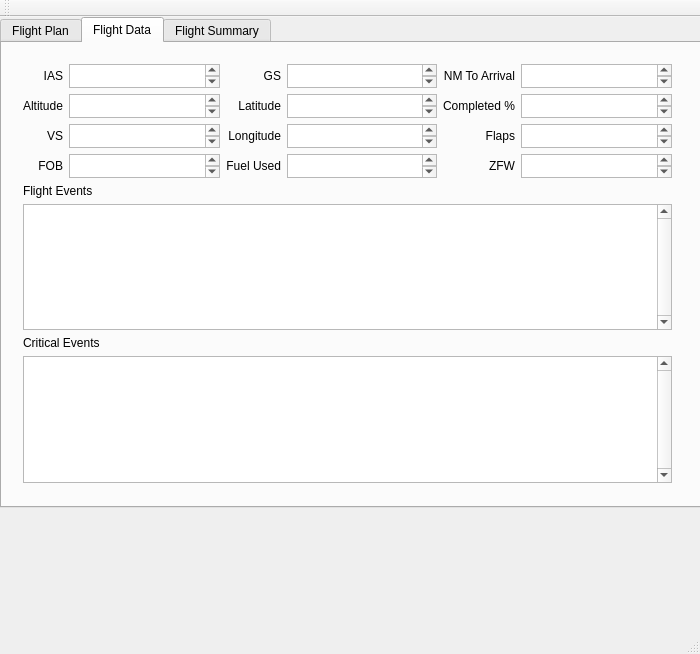
Above: mainwindow.ui from Maeyanie/OAACARS before the change. Below: the same form after it.
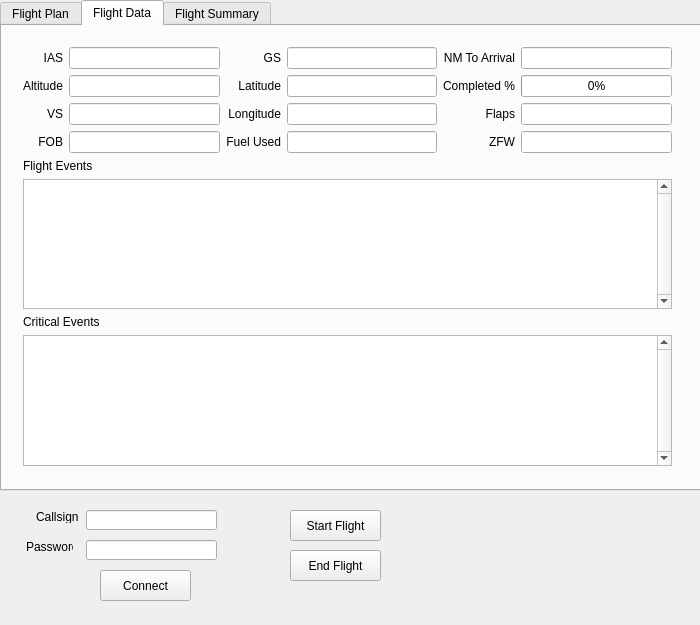
That is the form after the change. The open tabs and pages were chosen to show the change.

Commit message: Implement flight plan and VA login.

```diff
--- a/mainwindow.ui
+++ b/mainwindow.ui
@@ -7,11 +7,17 @@
     <x>0</x>
     <y>0</y>
     <width>700</width>
-    <height>654</height>
+    <height>625</height>
    </rect>
   </property>
+  <property name="sizePolicy">
+   <sizepolicy hsizetype="Fixed" vsizetype="Fixed">
+    <horstretch>0</horstretch>
+    <verstretch>0</verstretch>
+   </sizepolicy>
+  </property>
   <property name="windowTitle">
-   <string>MainWindow</string>
+   <string>OAACARS</string>
   </property>
   <widget class="QWidget" name="centralWidget">
    <widget class="QTabWidget" name="tabWidget">
@@ -24,12 +30,248 @@
      </rect>
     </property>
     <property name="currentIndex">
-     <number>1</number>
+     <number>0</number>
     </property>
     <widget class="QWidget" name="planTab">
      <attribute name="title">
       <string>Flight Plan</string>
      </attribute>
+     <widget class="QWidget" name="gridLayoutWidget_2">
+      <property name="geometry">
+       <rect>
+        <x>10</x>
+        <y>10</y>
+        <width>671</width>
+        <height>151</height>
+       </rect>
+      </property>
+      <layout class="QGridLayout" name="gridLayout_2">
+       <item row="3" column="2">
+        <widget class="QLineEdit" name="cruiseSpeed"/>
+       </item>
+       <item row="0" column="4">
+        <widget class="QLabel" name="label_19">
+         <property name="text">
+          <string>Tail Number</string>
+         </property>
+        </widget>
+       </item>
+       <item row="0" column="5">
+        <widget class="QLabel" name="label_20">
+         <property name="text">
+          <string>Type of Flight</string>
+         </property>
+        </widget>
+       </item>
+       <item row="1" column="4">
+        <widget class="QLineEdit" name="tailNumber"/>
+       </item>
+       <item row="1" column="5">
+        <widget class="QComboBox" name="flightType">
+         <item>
+          <property name="text">
+           <string>IFR</string>
+          </property>
+         </item>
+         <item>
+          <property name="text">
+           <string>VFR</string>
+          </property>
+         </item>
+        </widget>
+       </item>
+       <item row="3" column="4">
+        <widget class="QLineEdit" name="pax"/>
+       </item>
+       <item row="3" column="3">
+        <widget class="QLineEdit" name="cruiseAlt"/>
+       </item>
+       <item row="3" column="5">
+        <widget class="QLineEdit" name="cargo"/>
+       </item>
+       <item row="4" column="0">
+        <widget class="QLabel" name="label_25">
+         <property name="text">
+          <string>Arrival ICAO</string>
+         </property>
+        </widget>
+       </item>
+       <item row="4" column="1">
+        <widget class="QLabel" name="label_28">
+         <property name="text">
+          <string>Total EET</string>
+         </property>
+        </widget>
+       </item>
+       <item row="4" column="3">
+        <widget class="QLabel" name="label_30">
+         <property name="text">
+          <string>Alternative 1</string>
+         </property>
+        </widget>
+       </item>
+       <item row="4" column="2">
+        <widget class="QLabel" name="label_29">
+         <property name="text">
+          <string>Endurance</string>
+         </property>
+        </widget>
+       </item>
+       <item row="4" column="5">
+        <widget class="QLabel" name="label_32">
+         <property name="text">
+          <string>Flight Number</string>
+         </property>
+        </widget>
+       </item>
+       <item row="4" column="4">
+        <widget class="QLabel" name="label_31">
+         <property name="text">
+          <string>Alternative 2</string>
+         </property>
+        </widget>
+       </item>
+       <item row="1" column="0" colspan="3">
+        <widget class="QLineEdit" name="aircraft">
+         <property name="sizePolicy">
+          <sizepolicy hsizetype="Expanding" vsizetype="Fixed">
+           <horstretch>0</horstretch>
+           <verstretch>0</verstretch>
+          </sizepolicy>
+         </property>
+        </widget>
+       </item>
+       <item row="2" column="2">
+        <widget class="QLabel" name="label_23">
+         <property name="text">
+          <string>Cruise Speed</string>
+         </property>
+        </widget>
+       </item>
+       <item row="2" column="1">
+        <widget class="QLabel" name="label_22">
+         <property name="text">
+          <string>Departure Time</string>
+         </property>
+        </widget>
+       </item>
+       <item row="2" column="3">
+        <widget class="QLabel" name="label_24">
+         <property name="text">
+          <string>FL/Altitude</string>
+         </property>
+        </widget>
+       </item>
+       <item row="2" column="4">
+        <widget class="QLabel" name="label_26">
+         <property name="text">
+          <string>Passengers</string>
+         </property>
+        </widget>
+       </item>
+       <item row="3" column="1">
+        <widget class="QLineEdit" name="depTime"/>
+       </item>
+       <item row="2" column="5">
+        <widget class="QLabel" name="label_27">
+         <property name="text">
+          <string>Cargo</string>
+         </property>
+        </widget>
+       </item>
+       <item row="2" column="0">
+        <widget class="QLabel" name="label_21">
+         <property name="text">
+          <string>Departure ICAO</string>
+         </property>
+        </widget>
+       </item>
+       <item row="3" column="0">
+        <widget class="QLineEdit" name="depIcao"/>
+       </item>
+       <item row="0" column="3">
+        <widget class="QLabel" name="label_18">
+         <property name="text">
+          <string>Aircraft ICAO</string>
+         </property>
+        </widget>
+       </item>
+       <item row="1" column="3">
+        <widget class="QLineEdit" name="acIcao"/>
+       </item>
+       <item row="0" column="0">
+        <widget class="QLabel" name="label_17">
+         <property name="text">
+          <string>Aircraft</string>
+         </property>
+        </widget>
+       </item>
+       <item row="5" column="0">
+        <widget class="QLineEdit" name="arrIcao"/>
+       </item>
+       <item row="5" column="1">
+        <widget class="QLineEdit" name="eet"/>
+       </item>
+       <item row="5" column="2">
+        <widget class="QLineEdit" name="endurance"/>
+       </item>
+       <item row="5" column="3">
+        <widget class="QLineEdit" name="alt1"/>
+       </item>
+       <item row="5" column="4">
+        <widget class="QLineEdit" name="alt2"/>
+       </item>
+       <item row="5" column="5">
+        <widget class="QLineEdit" name="flightNo"/>
+       </item>
+      </layout>
+     </widget>
+     <widget class="QLabel" name="label_33">
+      <property name="geometry">
+       <rect>
+        <x>20</x>
+        <y>170</y>
+        <width>47</width>
+        <height>13</height>
+       </rect>
+      </property>
+      <property name="text">
+       <string>Route</string>
+      </property>
+     </widget>
+     <widget class="QPlainTextEdit" name="route">
+      <property name="geometry">
+       <rect>
+        <x>20</x>
+        <y>190</y>
+        <width>661</width>
+        <height>111</height>
+       </rect>
+      </property>
+     </widget>
+     <widget class="QLabel" name="label_34">
+      <property name="geometry">
+       <rect>
+        <x>20</x>
+        <y>320</y>
+        <width>141</width>
+        <height>16</height>
+       </rect>
+      </property>
+      <property name="text">
+       <string>Other Information / Remarks</string>
+      </property>
+     </widget>
+     <widget class="QPlainTextEdit" name="remarks">
+      <property name="geometry">
+       <rect>
+        <x>20</x>
+        <y>340</y>
+        <width>661</width>
+        <height>111</height>
+       </rect>
+      </property>
+     </widget>
     </widget>
     <widget class="QWidget" name="dataTab">
      <attribute name="title">
@@ -50,33 +292,8 @@
          <property name="sizeConstraint">
           <enum>QLayout::SetDefaultConstraint</enum>
          </property>
-         <item row="2" column="1">
-          <widget class="QPlainTextEdit" name="altitude">
-           <property name="sizePolicy">
-            <sizepolicy hsizetype="Expanding" vsizetype="Fixed">
-             <horstretch>0</horstretch>
-             <verstretch>0</verstretch>
-            </sizepolicy>
-           </property>
-           <property name="maximumSize">
-            <size>
-             <width>16777215</width>
-             <height>24</height>
-            </size>
-           </property>
-           <property name="readOnly">
-            <bool>true</bool>
-           </property>
-          </widget>
-         </item>
          <item row="2" column="0">
           <widget class="QLabel" name="label_3">
-           <property name="sizePolicy">
-            <sizepolicy hsizetype="MinimumExpanding" vsizetype="Fixed">
-             <horstretch>0</horstretch>
-             <verstretch>0</verstretch>
-            </sizepolicy>
-           </property>
            <property name="text">
             <string>Altitude</string>
            </property>
@@ -87,12 +304,6 @@
          </item>
          <item row="0" column="0">
           <widget class="QLabel" name="label">
-           <property name="sizePolicy">
-            <sizepolicy hsizetype="MinimumExpanding" vsizetype="Fixed">
-             <horstretch>0</horstretch>
-             <verstretch>0</verstretch>
-            </sizepolicy>
-           </property>
            <property name="text">
             <string>IAS</string>
            </property>
@@ -101,36 +312,8 @@
            </property>
           </widget>
          </item>
-         <item row="0" column="1">
-          <widget class="QPlainTextEdit" name="ias">
-           <property name="sizePolicy">
-            <sizepolicy hsizetype="Expanding" vsizetype="Fixed">
-             <horstretch>0</horstretch>
-             <verstretch>0</verstretch>
-            </sizepolicy>
-           </property>
-           <property name="maximumSize">
-            <size>
-             <width>16777215</width>
-             <height>24</height>
-            </size>
-           </property>
-           <property name="readOnly">
-            <bool>true</bool>
-           </property>
-           <property name="plainText">
-            <string/>
-           </property>
-          </widget>
-         </item>
          <item row="3" column="0">
           <widget class="QLabel" name="label_2">
-           <property name="sizePolicy">
-            <sizepolicy hsizetype="MinimumExpanding" vsizetype="Fixed">
-             <horstretch>0</horstretch>
-             <verstretch>0</verstretch>
-            </sizepolicy>
-           </property>
            <property name="text">
             <string>VS</string>
            </property>
@@ -141,12 +324,6 @@
          </item>
          <item row="4" column="0">
           <widget class="QLabel" name="label_4">
-           <property name="sizePolicy">
-            <sizepolicy hsizetype="MinimumExpanding" vsizetype="Fixed">
-             <horstretch>0</horstretch>
-             <verstretch>0</verstretch>
-            </sizepolicy>
-           </property>
            <property name="text">
             <string>FOB</string>
            </property>
@@ -155,44 +332,6 @@
            </property>
           </widget>
          </item>
-         <item row="4" column="1">
-          <widget class="QPlainTextEdit" name="fob">
-           <property name="sizePolicy">
-            <sizepolicy hsizetype="Expanding" vsizetype="Fixed">
-             <horstretch>0</horstretch>
-             <verstretch>0</verstretch>
-            </sizepolicy>
-           </property>
-           <property name="maximumSize">
-            <size>
-             <width>16777215</width>
-             <height>24</height>
-            </size>
-           </property>
-           <property name="readOnly">
-            <bool>true</bool>
-           </property>
-          </widget>
-         </item>
-         <item row="3" column="1">
-          <widget class="QPlainTextEdit" name="vs">
-           <property name="sizePolicy">
-            <sizepolicy hsizetype="Expanding" vsizetype="Fixed">
-             <horstretch>0</horstretch>
-             <verstretch>0</verstretch>
-            </sizepolicy>
-           </property>
-           <property name="maximumSize">
-            <size>
-             <width>16777215</width>
-             <height>24</height>
-            </size>
-           </property>
-           <property name="readOnly">
-            <bool>true</bool>
-           </property>
-          </widget>
-         </item>
          <item row="0" column="2">
           <widget class="QLabel" name="label_5">
            <property name="sizePolicy">
@@ -241,25 +380,6 @@
            </property>
           </widget>
          </item>
-         <item row="0" column="3">
-          <widget class="QPlainTextEdit" name="gs">
-           <property name="sizePolicy">
-            <sizepolicy hsizetype="Expanding" vsizetype="Fixed">
-             <horstretch>0</horstretch>
-             <verstretch>0</verstretch>
-            </sizepolicy>
-           </property>
-           <property name="maximumSize">
-            <size>
-             <width>16777215</width>
-             <height>24</height>
-            </size>
-           </property>
-           <property name="readOnly">
-            <bool>true</bool>
-           </property>
-          </widget>
-         </item>
          <item row="4" column="2">
           <widget class="QLabel" name="label_8">
            <property name="sizePolicy">
@@ -276,63 +396,6 @@
            </property>
           </widget>
          </item>
-         <item row="2" column="3">
-          <widget class="QPlainTextEdit" name="lat">
-           <property name="sizePolicy">
-            <sizepolicy hsizetype="Expanding" vsizetype="Fixed">
-             <horstretch>0</horstretch>
-             <verstretch>0</verstretch>
-            </sizepolicy>
-           </property>
-           <property name="maximumSize">
-            <size>
-             <width>16777215</width>
-             <height>24</height>
-            </size>
-           </property>
-           <property name="readOnly">
-            <bool>true</bool>
-           </property>
-          </widget>
-         </item>
-         <item row="3" column="3">
-          <widget class="QPlainTextEdit" name="lon">
-           <property name="sizePolicy">
-            <sizepolicy hsizetype="Expanding" vsizetype="Fixed">
-             <horstretch>0</horstretch>
-             <verstretch>0</verstretch>
-            </sizepolicy>
-           </property>
-           <property name="maximumSize">
-            <size>
-             <width>16777215</width>
-             <height>24</height>
-            </size>
-           </property>
-           <property name="readOnly">
-            <bool>true</bool>
-           </property>
-          </widget>
-         </item>
-         <item row="4" column="3">
-          <widget class="QPlainTextEdit" name="fu">
-           <property name="sizePolicy">
-            <sizepolicy hsizetype="Expanding" vsizetype="Fixed">
-             <horstretch>0</horstretch>
-             <verstretch>0</verstretch>
-            </sizepolicy>
-           </property>
-           <property name="maximumSize">
-            <size>
-             <width>16777215</width>
-             <height>24</height>
-            </size>
-           </property>
-           <property name="readOnly">
-            <bool>true</bool>
-           </property>
-          </widget>
-         </item>
          <item row="0" column="4">
           <widget class="QLabel" name="label_9">
            <property name="sizePolicy">
@@ -381,97 +444,61 @@
            </property>
           </widget>
          </item>
+         <item row="2" column="4">
+          <widget class="QLabel" name="label_10">
+           <property name="sizePolicy">
+            <sizepolicy hsizetype="Preferred" vsizetype="Fixed">
+             <horstretch>0</horstretch>
+             <verstretch>0</verstretch>
+            </sizepolicy>
+           </property>
+           <property name="text">
+            <string>Completed %</string>
+           </property>
+           <property name="alignment">
+            <set>Qt::AlignRight|Qt::AlignTrailing|Qt::AlignVCenter</set>
+           </property>
+          </widget>
+         </item>
+         <item row="0" column="1">
+          <widget class="QLineEdit" name="ias"/>
+         </item>
+         <item row="0" column="3">
+          <widget class="QLineEdit" name="gs"/>
+         </item>
          <item row="0" column="5">
-          <widget class="QPlainTextEdit" name="distLeft">
-           <property name="sizePolicy">
-            <sizepolicy hsizetype="Expanding" vsizetype="Fixed">
-             <horstretch>0</horstretch>
-             <verstretch>0</verstretch>
-            </sizepolicy>
-           </property>
-           <property name="maximumSize">
-            <size>
-             <width>16777215</width>
-             <height>24</height>
-            </size>
-           </property>
-           <property name="readOnly">
-            <bool>true</bool>
-           </property>
-          </widget>
+          <widget class="QLineEdit" name="distLeft"/>
+         </item>
+         <item row="2" column="1">
+          <widget class="QLineEdit" name="altitude"/>
+         </item>
+         <item row="2" column="3">
+          <widget class="QLineEdit" name="lat"/>
          </item>
          <item row="2" column="5">
-          <widget class="QPlainTextEdit" name="completed">
-           <property name="sizePolicy">
-            <sizepolicy hsizetype="Expanding" vsizetype="Fixed">
-             <horstretch>0</horstretch>
-             <verstretch>0</verstretch>
-            </sizepolicy>
-           </property>
-           <property name="maximumSize">
-            <size>
-             <width>16777215</width>
-             <height>24</height>
-            </size>
-           </property>
-           <property name="readOnly">
-            <bool>true</bool>
+          <widget class="QProgressBar" name="completed">
+           <property name="value">
+            <number>0</number>
            </property>
           </widget>
          </item>
+         <item row="3" column="1">
+          <widget class="QLineEdit" name="vs"/>
+         </item>
+         <item row="3" column="3">
+          <widget class="QLineEdit" name="lon"/>
+         </item>
          <item row="3" column="5">
-          <widget class="QPlainTextEdit" name="flaps">
-           <property name="sizePolicy">
-            <sizepolicy hsizetype="Expanding" vsizetype="Fixed">
-             <horstretch>0</horstretch>
-             <verstretch>0</verstretch>
-            </sizepolicy>
-           </property>
-           <property name="maximumSize">
-            <size>
-             <width>16777215</width>
-             <height>24</height>
-            </size>
-           </property>
-           <property name="readOnly">
-            <bool>true</bool>
-           </property>
-          </widget>
+          <widget class="QLineEdit" name="flaps"/>
+         </item>
+         <item row="4" column="1">
+          <widget class="QLineEdit" name="fob"/>
+         </item>
+         <item row="4" column="3">
+          <widget class="QLineEdit" name="fu"/>
          </item>
          <item row="4" column="5">
-          <widget class="QPlainTextEdit" name="zfw">
-           <property name="sizePolicy">
-            <sizepolicy hsizetype="Expanding" vsizetype="Fixed">
-             <horstretch>0</horstretch>
-             <verstretch>0</verstretch>
-            </sizepolicy>
-           </property>
-           <property name="maximumSize">
-            <size>
-             <width>16777215</width>
-             <height>24</height>
-            </size>
-           </property>
-           <property name="readOnly">
-            <bool>true</bool>
-           </property>
-          </widget>
-         </item>
-         <item row="2" column="4">
-          <widget class="QLabel" name="label_10">
-           <property name="sizePolicy">
-            <sizepolicy hsizetype="Preferred" vsizetype="Fixed">
-             <horstretch>0</horstretch>
-             <verstretch>0</verstretch>
-            </sizepolicy>
-           </property>
-           <property name="text">
-            <string>Completed %</string>
-           </property>
-           <property name="alignment">
-            <set>Qt::AlignRight|Qt::AlignTrailing|Qt::AlignVCenter</set>
-           </property>
-          </widget>
+          <widget class="QLineEdit" name="zfw"/>
          </item>
         </layout>
        </item>
@@ -518,16 +545,97 @@
      </attribute>
     </widget>
    </widget>
+   <widget class="QLabel" name="label_15">
+    <property name="geometry">
+     <rect>
+      <x>36</x>
+      <y>510</y>
+      <width>47</width>
+      <height>13</height>
+     </rect>
+    </property>
+    <property name="text">
+     <string>Callsign</string>
+    </property>
+   </widget>
+   <widget class="QLabel" name="label_16">
+    <property name="geometry">
+     <rect>
+      <x>26</x>
+      <y>540</y>
+      <width>47</width>
+      <height>13</height>
+     </rect>
+    </property>
+    <property name="text">
+     <string>Password</string>
+    </property>
+   </widget>
+   <widget class="QLineEdit" name="callsign">
+    <property name="geometry">
+     <rect>
+      <x>86</x>
+      <y>510</y>
+      <width>131</width>
+      <height>20</height>
+     </rect>
+    </property>
+   </widget>
+   <widget class="QLineEdit" name="password">
+    <property name="geometry">
+     <rect>
+      <x>86</x>
+      <y>540</y>
+      <width>131</width>
+      <height>20</height>
+     </rect>
+    </property>
+   </widget>
+   <widget class="QPushButton" name="connectButton">
+    <property name="geometry">
+     <rect>
+      <x>100</x>
+      <y>570</y>
+      <width>91</width>
+      <height>31</height>
+     </rect>
+    </property>
+    <property name="text">
+     <string>Connect</string>
+    </property>
+   </widget>
+   <widget class="QPushButton" name="startButton">
+    <property name="geometry">
+     <rect>
+      <x>290</x>
+      <y>510</y>
+      <width>91</width>
+      <height>31</height>
+     </rect>
+    </property>
+    <property name="text">
+     <string>Start Flight</string>
+    </property>
+   </widget>
+   <widget class="QPushButton" name="endButton">
+    <property name="geometry">
+     <rect>
+      <x>290</x>
+      <y>550</y>
+      <width>91</width>
+      <height>31</height>
+     </rect>
+    </property>
+    <property name="text">
+     <string>End Flight</string>
+    </property>
+   </widget>
   </widget>
-  <widget class="QToolBar" name="mainToolBar">
-   <attribute name="toolBarArea">
-    <enum>TopToolBarArea</enum>
-   </attribute>
-   <attribute name="toolBarBreak">
+  <widget class="QStatusBar" name="statusBar">
+   <property name="sizeGripEnabled">
     <bool>false</bool>
-   </attribute>
+   </property>
   </widget>
-  <widget class="QStatusBar" name="statusBar"/>
  </widget>
  <layoutdefault spacing="6" margin="11"/>
  <resources/>
```
The commit also changes 8 other files.
